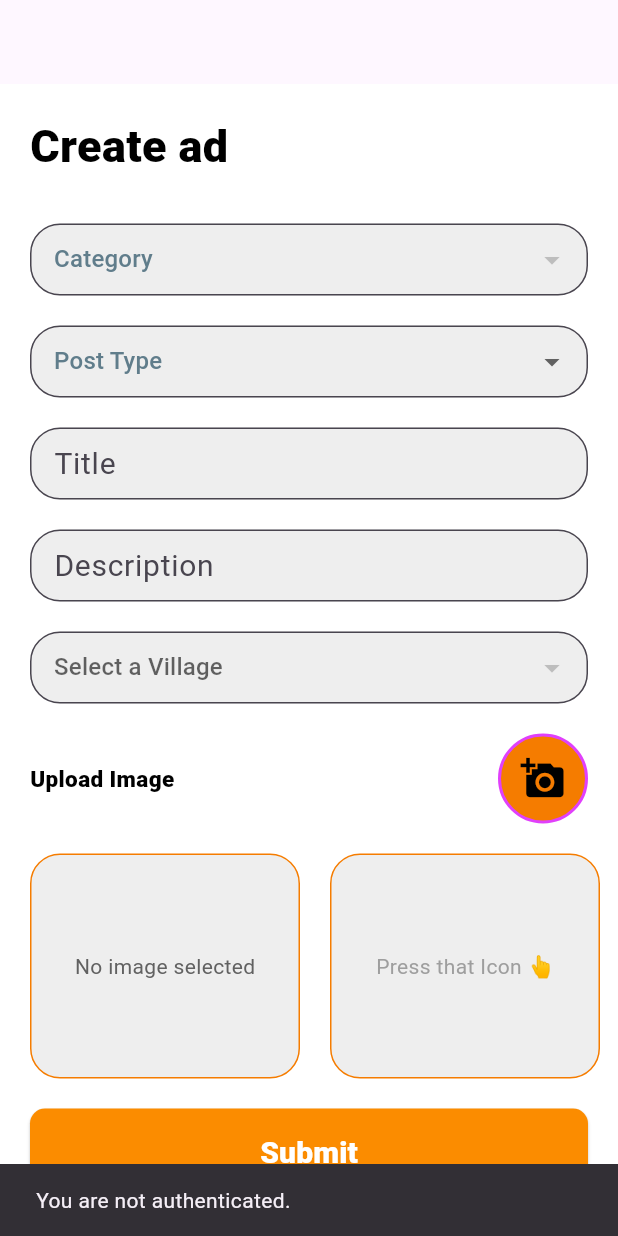
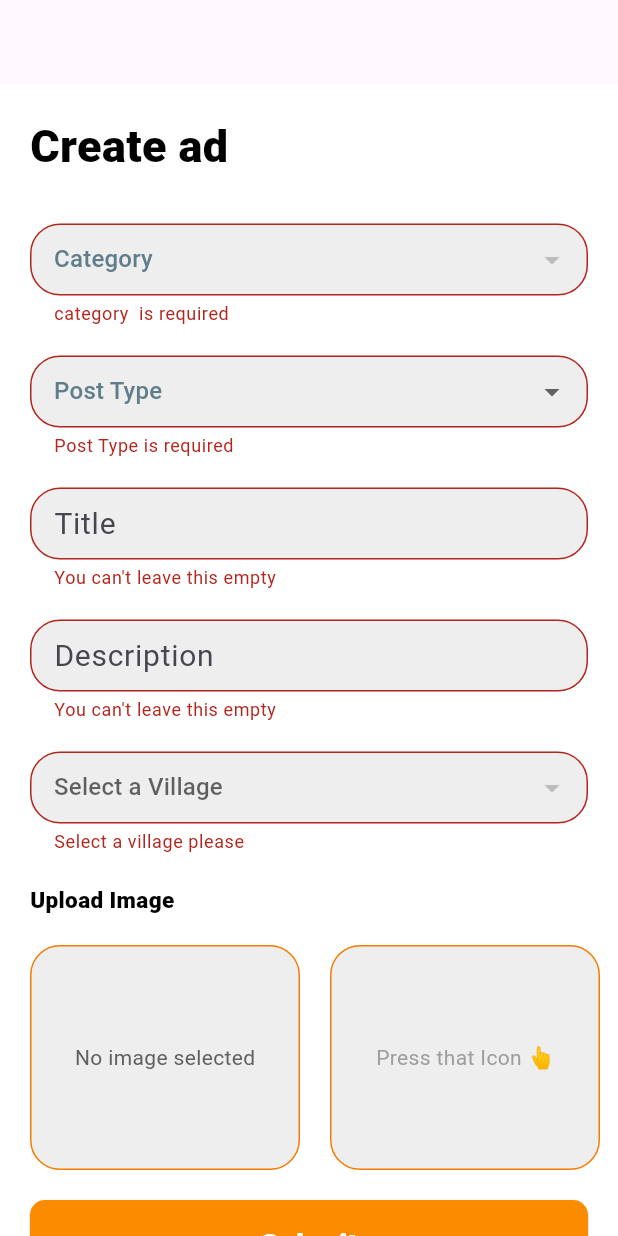
Before and after one commit to ChrisKamanzi/lost-and-found, a Flutter app: the CreateAdReg screen opened by its route, after a tap on "Submit", on a phone screen of 412 x 824 dp. Run offline on Flutter 3.47's test engine with Material 3 defaults, Android fonts, the phone set to English and light mode, and no system bars; our stand-ins replace dio, flutter_map, flutter_riverpod, go_router, google_fonts, image_picker and 4 more; accounts and stored records are empty; generated files the repository leaves out were written again; network calls fail; Roboto replaces fonts that are missing (Brawler).

Commit message:
Added some text field validations on the create_ad_reg.dart

```diff
--- a/lib/pages/create_Ad/create_ad_reg.dart
+++ b/lib/pages/create_Ad/create_ad_reg.dart
@@ -22,6 +22,7 @@ class _CreateAdRegState extends ConsumerState<CreateAdReg> {
   File? image2;
   String? selectedLocation;
   String? selectedPostType;
+
   bool isLoading = false;
 
   final TextEditingController title = TextEditingController();
@@ -39,8 +40,10 @@ class _CreateAdRegState extends ConsumerState<CreateAdReg> {
     final categories = ref.watch(categoryProvider);
     final selectedCategory = ref.watch(selectedCategoryProvider);
     final villages = ref.watch(villageProvider);
-    final isLoading = ref.watch(createAdNotifierProvider);
 
+    final createAdState = ref.watch(createAdNotifierProvider);
+    final isLoading = createAdState.isLoading;
+    final _formKey = GlobalKey<FormState>();
     final imageState = ref.watch(imagePickerProvider);
     final imageNotifier = ref.read(imagePickerProvider.notifier);
 
@@ -50,6 +53,8 @@ class _CreateAdRegState extends ConsumerState<CreateAdReg> {
         children: [
           SingleChildScrollView(
             padding: EdgeInsets.symmetric(horizontal: 20),
+            child: Form(
+              key: _formKey,
               child: Column(
                 crossAxisAlignment: CrossAxisAlignment.start,
                 children: [
@@ -61,9 +66,7 @@ class _CreateAdRegState extends ConsumerState<CreateAdReg> {
                         fontSize: 30,
                         fontWeight: FontWeight.w800,
                         color:
-                      Theme
-                          .of(context)
-                          .brightness == Brightness.dark
+                            Theme.of(context).brightness == Brightness.dark
                                 ? Colors.orangeAccent
                                 : Colors.black,
                       ),
@@ -75,13 +78,17 @@ class _CreateAdRegState extends ConsumerState<CreateAdReg> {
                       AppLocalizations.of(context)!.category,
                       style: TextStyle(
                         color:
-                      Theme
-                          .of(context)
-                          .brightness == Brightness.dark
+                            Theme.of(context).brightness == Brightness.dark
                                 ? Colors.black
                                 : Colors.blueGrey,
                       ),
                     ),
+                    validator: (value) {
+                      if (value == null || value.isEmpty) {
+                        return 'category  is required';
+                      }
+                      return null;
+                    },
                     value: selectedCategory,
                     items:
                         categories.map((cat) {
@@ -94,9 +101,7 @@ class _CreateAdRegState extends ConsumerState<CreateAdReg> {
                           );
                         }).toList(),
                     onChanged: (value) {
-                    ref
-                        .read(selectedCategoryProvider.notifier)
-                        .state = value;
+                      ref.read(selectedCategoryProvider.notifier).state = value;
                     },
                     decoration: InputDecoration(
                       filled: true,
@@ -116,14 +121,18 @@ class _CreateAdRegState extends ConsumerState<CreateAdReg> {
                       AppLocalizations.of(context)!.post_type,
                       style: TextStyle(
                         color:
-                      Theme
-                          .of(context)
-                          .brightness == Brightness.dark
+                            Theme.of(context).brightness == Brightness.dark
                                 ? Colors.black
                                 : Colors.blueGrey,
                       ),
                     ),
                     value: selectedPostType,
+                    validator: (value) {
+                      if (value == null || value.isEmpty) {
+                        return 'Post Type is required';
+                      }
+                      return null;
+                    },
                     items:
                         ['Lost', 'Found'].map((String value) {
                           return DropdownMenuItem<String>(
@@ -147,11 +156,17 @@ class _CreateAdRegState extends ConsumerState<CreateAdReg> {
                   ),
                   SizedBox(height: 20),
 
-                Textfield(controller: title,
-                    hintText: AppLocalizations.of(context)!.title),
+                  Textfield(
+                    controller: title,
+                    hintText: AppLocalizations.of(context)!.title,
+                    isRequired: true,
+                  ),
                   SizedBox(height: 20),
-                Textfield(controller: description,
-                    hintText: AppLocalizations.of(context)!.description),
+                  Textfield(
+                    controller: description,
+                    hintText: AppLocalizations.of(context)!.description,
+                    isRequired: true,
+                  ),
                   SizedBox(height: 20),
 
                   Align(
@@ -171,6 +186,12 @@ class _CreateAdRegState extends ConsumerState<CreateAdReg> {
                                 ),
                               );
                             }).toList(),
+                        validator: (value) {
+                          if (value == null || value.isEmpty) {
+                            return 'Select a village please';
+                          }
+                          return null;
+                        },
                         onChanged: (value) {
                           setState(() {
                             selectedLocation = value;
@@ -203,35 +224,15 @@ class _CreateAdRegState extends ConsumerState<CreateAdReg> {
                           ),
                         ),
                       ),
-                    GestureDetector(
-                      onTap: () => imageNotifier.pickImage(),
-                      child: Container(
-                        height: 60,
-                        width: 60,
-                        decoration: BoxDecoration(
-                          color: Colors.orange.shade700,
-                          shape: BoxShape.circle,
-                          border: Border.all(
-                            color: Colors.purpleAccent,
-                            width: 2,
-                          ),
-                        ),
-                        child: Center(
-                          child: Icon(
-                            Icons.add_a_photo,
-                            size: 30,
-                            color: Colors.black,
-                          ),
-                        ),
-                      ),
-                    ),
                     ],
                   ),
 
                   SizedBox(height: 20),
                   Row(
                     children: [
-                    Container(
+                      GestureDetector(
+                        onTap: () => imageNotifier.pickImage(),
+                        child: Container(
                           height: 150,
                           width: 180,
                           decoration: BoxDecoration(
@@ -251,14 +252,20 @@ class _CreateAdRegState extends ConsumerState<CreateAdReg> {
                                   )
                                   : Center(
                                     child: Text(
-                          AppLocalizations.of(context)!.no_image_selected,
-                          style: TextStyle(color: Colors.grey.shade700),
+                                      AppLocalizations.of(
+                                        context,
+                                      )!.no_image_selected,
+                                      style: TextStyle(
+                                        color: Colors.grey.shade700,
                                       ),
                                     ),
                                   ),
-                    const SizedBox(width: 20),
-                    // Image 2 Container
-                    Container(
+                        ),
+                      ),
+                      SizedBox(width: 20),
+                      GestureDetector(
+                        onTap: () => imageNotifier.pickImage(),
+                        child: Container(
                           height: 150,
                           width: 180,
                           decoration: BoxDecoration(
@@ -275,16 +282,16 @@ class _CreateAdRegState extends ConsumerState<CreateAdReg> {
                                       fit: BoxFit.cover,
                                       width: double.infinity,
                                     ),
-                      ) :
-                      Center(
+                                  )
+                                  : Center(
                                     child: Text(
                                       AppLocalizations.of(context)!.press_icon,
                                       style: TextStyle(color: Colors.grey),
                                     ),
                                   ),
                         ),
+                      ),
                       SizedBox(height: 20),
-                    SizedBox(height: 40),
                     ],
                   ),
                   SizedBox(height: 20),
@@ -297,13 +304,17 @@ class _CreateAdRegState extends ConsumerState<CreateAdReg> {
                         shape: RoundedRectangleBorder(
                           borderRadius: BorderRadius.circular(10),
                         ),
-                      padding: EdgeInsets.symmetric(
-                          horizontal: 40, vertical: 15),
+                        padding: const EdgeInsets.symmetric(
+                          horizontal: 40,
+                          vertical: 15,
+                        ),
                       ),
                       onPressed:
                           isLoading
                               ? null
                               : () async {
+                                if (_formKey.currentState?.validate() ??
+                                    false) {
                                   image1 = imageState.image1;
                                   image2 = imageState.image2;
 
@@ -318,6 +329,7 @@ class _CreateAdRegState extends ConsumerState<CreateAdReg> {
                                     villageId: selectedLocation,
                                     image1: image1,
                                     image2: image2,
+                                    selectedCategory: selectedCategory,
                                   );
 
                                   final error = await ref
@@ -325,17 +337,19 @@ class _CreateAdRegState extends ConsumerState<CreateAdReg> {
                                       .save(createAdData);
 
                                   if (error != null) {
-                        ScaffoldMessenger.of(
-                          context,
-                        ).showSnackBar(SnackBar(content: Text(error)));
+                                    ScaffoldMessenger.of(context).showSnackBar(
+                                      SnackBar(content: Text(error)),
+                                    );
                                   } else {
                                     ScaffoldMessenger.of(context).showSnackBar(
                                       SnackBar(
                                         content: Text(
-                                AppLocalizations.of(context)!.ad_success),
+                                          AppLocalizations.of(
+                                            context,
+                                          )!.ad_success,
+                                        ),
                                       ),
                                     );
-
                                     title.clear();
                                     description.clear();
                                     image1 = null;
@@ -346,21 +360,24 @@ class _CreateAdRegState extends ConsumerState<CreateAdReg> {
                                         .read(selectedCategoryProvider.notifier)
                                         .state = null;
                                   }
+                                }
                               },
-
                       child:
                           isLoading
                               ? const SizedBox(
                                 height: 20,
                                 width: 20,
-                      child: CircularProgressIndicator(strokeWidth: 2),
-                    ):
-                    Text(
+                                child: CircularProgressIndicator(
+                                  strokeWidth: 2,
+                                  color: Colors.white,
+                                ),
+                              )
+                              : Text(
                                 AppLocalizations.of(context)!.submit,
-                      style: TextStyle(
+                                style: const TextStyle(
                                   fontSize: 20,
                                   color: Colors.white,
-                          fontWeight: FontWeight.w800
+                                  fontWeight: FontWeight.w800,
                                 ),
                               ),
                     ),
@@ -368,10 +385,6 @@ class _CreateAdRegState extends ConsumerState<CreateAdReg> {
                 ],
               ),
             ),
-          if (isLoading)
-            Container(
-              color: Colors.black45,
-              child: Center(child: CircularProgressIndicator()),
           ),
         ],
       ),
--- a/lib/pages/services/create_ad.dart
+++ b/lib/pages/services/create_ad.dart
@@ -1,33 +1,35 @@
-import 'package:flutter/cupertino.dart';
 import 'package:flutter_riverpod/flutter_riverpod.dart';
 import 'package:dio/dio.dart';
 import 'package:shared_preferences/shared_preferences.dart';
 import 'package:path/path.dart';
 import '../../models/create_ad_model.dart';
 import '../../constant/api.dart';
-import '../../stateManagment/provider/category_provider.dart';
 
-final createAdNotifierProvider = StateNotifierProvider<CreateAdNotifier, bool>((ref,){
-
+final createAdNotifierProvider =
+StateNotifierProvider<CreateAdNotifier, AsyncValue<void>>((ref) {
   return CreateAdNotifier(ref);
-
 });
 
-class CreateAdNotifier extends StateNotifier<bool> {
-
+class CreateAdNotifier extends StateNotifier<AsyncValue<void>> {
   final Ref ref;
 
-  CreateAdNotifier(this.ref) : super(false);
+  CreateAdNotifier(this.ref) : super(const AsyncValue.data(null));
 
   Future<String?> save(CreateAd createAdData) async {
+    state = const AsyncValue.loading();
+
+    try {
       final prefs = await SharedPreferences.getInstance();
       final token = prefs.getString('authToken');
       final userId = prefs.getInt('userId');
+
       if (token == null || userId == null) {
+        state = const AsyncValue.data(null);
         return 'You are not authenticated.';
       }
-    final selectedCategory = ref.read(selectedCategoryProvider);
-    FormData formData = FormData();
+
+      final formData = FormData();
+
       if (createAdData.image1 != null) {
         formData.files.add(
           MapEntry(
@@ -51,19 +53,20 @@ class CreateAdNotifier extends StateNotifier<bool> {
           ),
         );
       }
+
       formData.fields.addAll([
-      MapEntry('title', createAdData.title!),
-      MapEntry('description', createAdData.description!),
-      MapEntry('post_type', createAdData.post_type!),
-      MapEntry('village_id', createAdData.villageId!),
+        MapEntry('title', createAdData.title ?? ''),
+        MapEntry('description', createAdData.description ?? ''),
+        MapEntry('post_type', createAdData.post_type ?? ''),
+        MapEntry('village_id', createAdData.villageId ?? ''),
+        MapEntry('category_id', createAdData.selectedCategory ?? ''),
+        MapEntry('user_id', userId.toString()),
         if (createAdData.location.isNotEmpty)
           MapEntry('location', createAdData.location.first),
-      MapEntry('category_id', selectedCategory ?? ''),
-      MapEntry('user_id', userId.toString()),
       ]);
-    try {
-      state = true;
+
       final dio = Dio();
+
       final response = await dio.post(
         '$apiUrl/items',
         data: formData,
@@ -77,18 +80,28 @@ class CreateAdNotifier extends StateNotifier<bool> {
       );
 
       if (response.statusCode == 200 || response.statusCode == 201) {
-        debugPrint('It worked');
-        return null;
+        state = const AsyncValue.data(null);
+        return null; // success
       } else {
-        return 'Failed to create ad';
+        state = const AsyncValue.data(null);
+        return 'Failed to create ad: ${response.data['message'] ?? 'Unknown error'}';
       }
     } on DioException catch (e) {
-      debugPrint('the error is $e ');
-      return e.response?.data['message'] ?? 'Failed to post';
+      state = const AsyncValue.data(null);
+      if (e.type == DioExceptionType.connectionTimeout) {
+        return 'Connection timeout. Please check your internet.';
+      } else if (e.type == DioExceptionType.receiveTimeout) {
+        return 'Server took too long to respond.';
+      } else if (e.type == DioExceptionType.badResponse) {
+        return 'Failed to create ad: ${e.response?.data['message'] ?? 'Server error'}';
+      } else if (e.type == DioExceptionType.unknown) {
+        return 'No internet connection or unexpected network error.';
+      } else {
+        return 'Unexpected Dio error: ${e.message}';
+      }
     } catch (e) {
-      return 'Unexpected error occurred.';
-    } finally {
-      state = false;
+      state = const AsyncValue.data(null);
+      return 'Unexpected error: ${e.toString()}';
     }
   }
 }
--- a/lib/stateManagment/Notifier/create_ad_notifier.dart
+++ b/lib/stateManagment/Notifier/create_ad_notifier.dart
@@ -11,6 +11,8 @@ import '../../models/create.dart';
 
   class CreateAdNotifier extends StateNotifier<CreateAdState> {
   CreateAdNotifier() : super(CreateAdState());
+
+  String? errorMessage;
 
   Future<void> save(BuildContext context) async {
     if (state.isLoading) return;
```
Also changed, not shown: lib/pages/services/create.dart (+5 -3 lines). Lines whose indentation alone changed are shown as unchanged.
